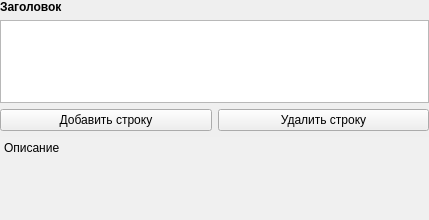
This is designer/forms/formtable.ui in Artemako/auto-exec-doc as Qt 5 draws it before an edit. The edited form follows.
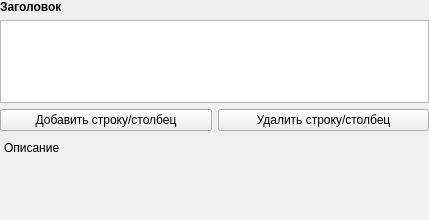
This is the edited form.

```diff
--- a/designer/forms/formtable.ui
+++ b/designer/forms/formtable.ui
@@ -67,14 +67,14 @@
        <item>
         <widget class="QPushButton" name="add_button">
          <property name="text">
-          <string>Добавить строку</string>
+          <string>Добавить строку/столбец</string>
          </property>
         </widget>
        </item>
        <item>
         <widget class="QPushButton" name="delete_button">
          <property name="text">
-          <string>Удалить строку</string>
+          <string>Удалить строку/столбец</string>
          </property>
         </widget>
        </item>
```
